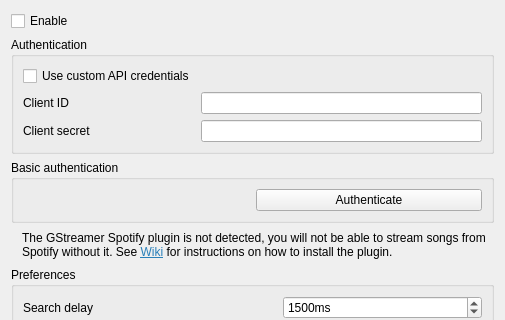
Old version of the form src/settings/spotifysettingspage.ui in the repository RoundSalmon4/blended-strawberry; both pictures show x 0 to 505 and y 0 to 320 of the 505 by 853 pixel window.
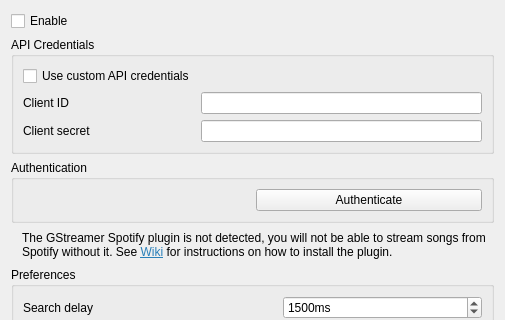
New version of the form. Icons and pictures are not drawn. Custom widgets are drawn as their Qt base class.

Patch:
```diff
--- a/src/settings/spotifysettingspage.ui
+++ b/src/settings/spotifysettingspage.ui
@@ -30,7 +30,7 @@
       </sizepolicy>
      </property>
      <property name="title">
-      <string>Authentication</string>
+      <string>API Credentials</string>
      </property>
      <layout class="QFormLayout" name="layout_credential_group">
       <item row="0" column="0">
@@ -80,7 +80,7 @@
    <item>
     <widget class="QGroupBox" name="groupbox_basic_authentication">
      <property name="title">
-      <string>Basic authentication</string>
+      <string>Authentication</string>
      </property>
      <layout class="QHBoxLayout" name="horizontalLayout_2">
       <item>
```
Left out of the diff: 14 changed lines with no effect on the pictures.
